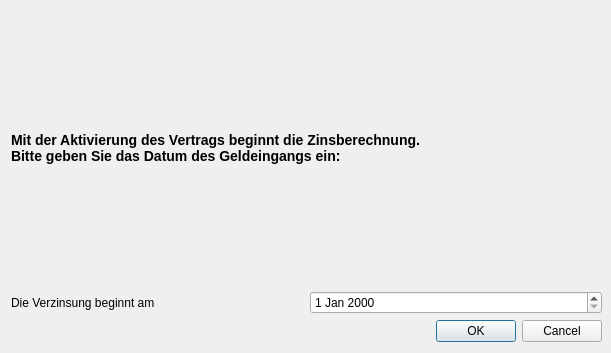
Before: the Qt Designer form DKV2/askDateDlg.ui in Schachigel/DKV2, drawn with Qt 5.
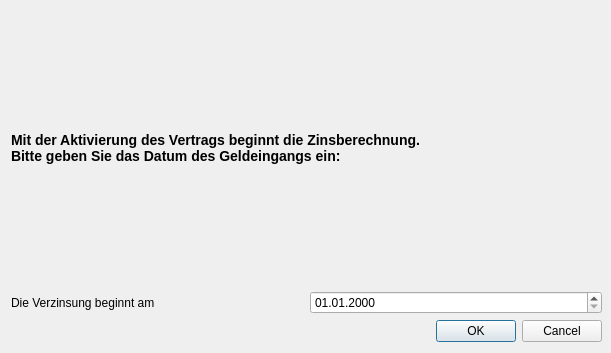
After: the same form once the commit is applied.

```diff
--- a/DKV2/askDateDlg.ui
+++ b/DKV2/askDateDlg.ui
@@ -52,7 +52,11 @@
        </widget>
       </item>
       <item>
-       <widget class="QDateEdit" name="dateEdit"/>
+       <widget class="QDateEdit" name="dateEdit">
+        <property name="displayFormat">
+         <string notr="true">dd.MM.yyyy</string>
+        </property>
+       </widget>
       </item>
      </layout>
     </item>
```
